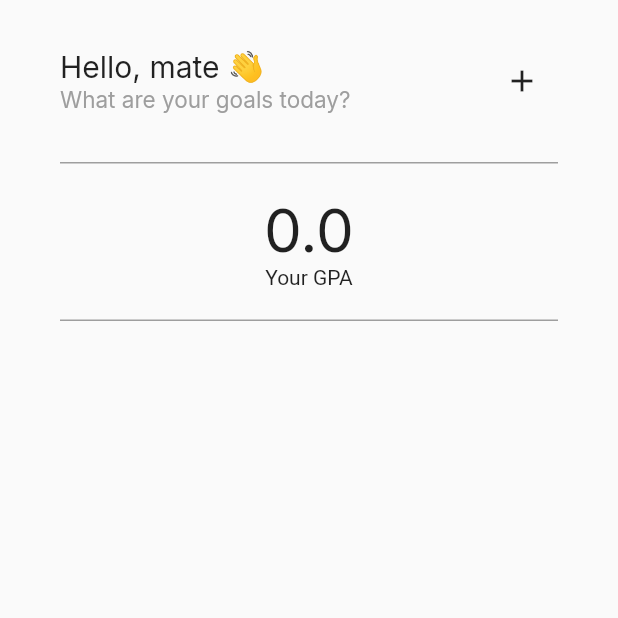
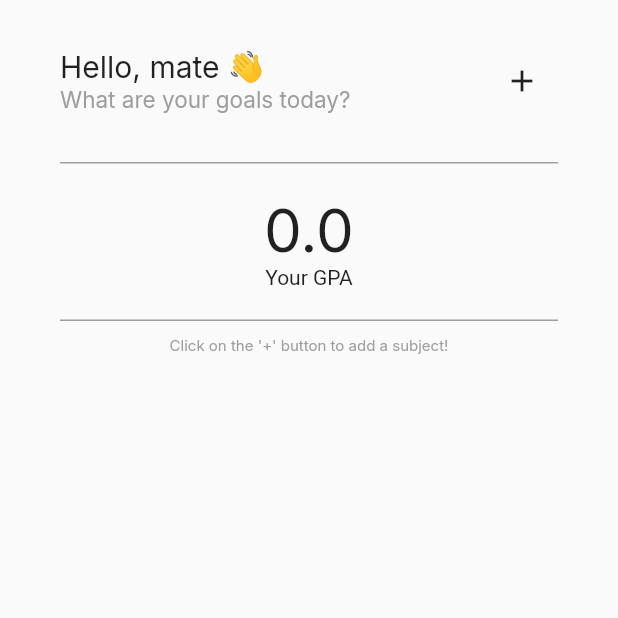
Before and after one commit to 5CYTH3/grade_app, a Flutter app: the screen it shows after launch, on a phone screen of 412 x 824 dp, the top half of it. Run offline on Flutter 3.47's test engine with Material 2 defaults, Android fonts, the phone set to English and light mode, and no system bars; our stand-ins replace google_fonts, hive, hive_flutter; accounts and stored records are empty.

Commit message:
Added little message to guide the user

```diff
--- a/lib/screens/home_screen.dart
+++ b/lib/screens/home_screen.dart
@@ -74,7 +74,23 @@ class _HomePageState extends State<HomePage> {
                 thickness: 1,
               ),
             ),
-            SubjectsList(),
+            ValueListenableBuilder(
+              valueListenable: box.listenable(),
+              builder: (context, value, child) {
+                if (box.values.toList().isEmpty) {
+                  return Container(
+                    margin: const EdgeInsets.only(top: 10),
+                    child: Text(
+                      "Click on the '+' button to add a subject!",
+                      style:
+                          GoogleFonts.inter(fontSize: 10, color: Colors.grey),
+                    ),
+                  );
+                } else {
+                  return SubjectsList();
+                }
+              },
+            ),
           ],
         ),
       ),
```
